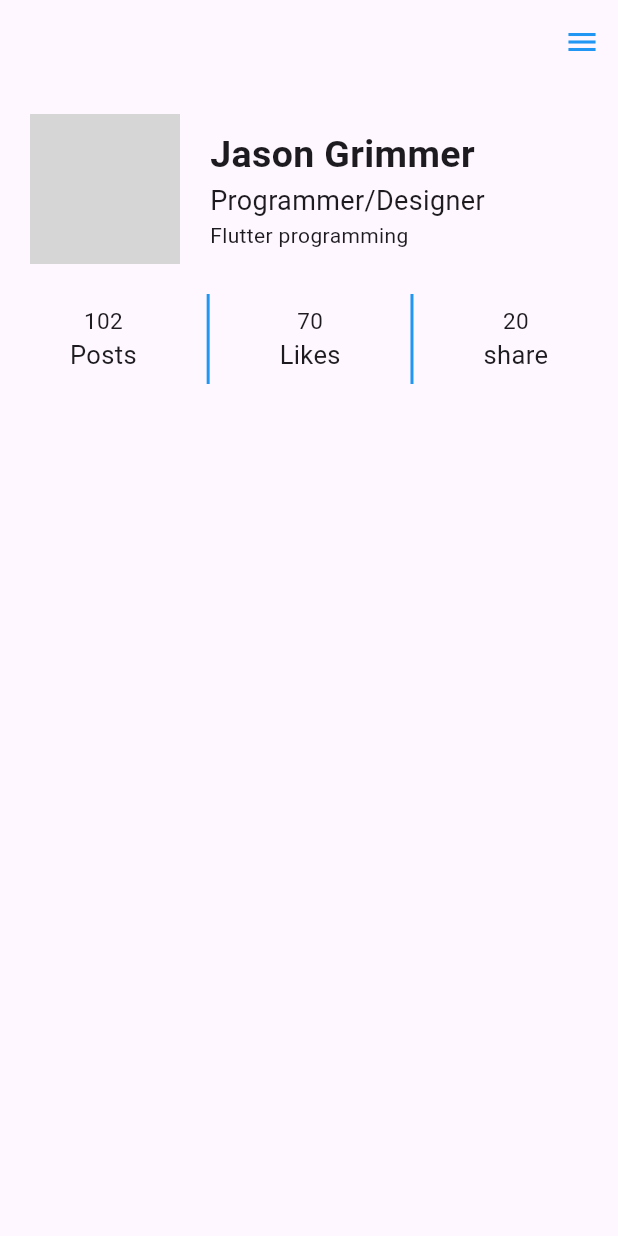
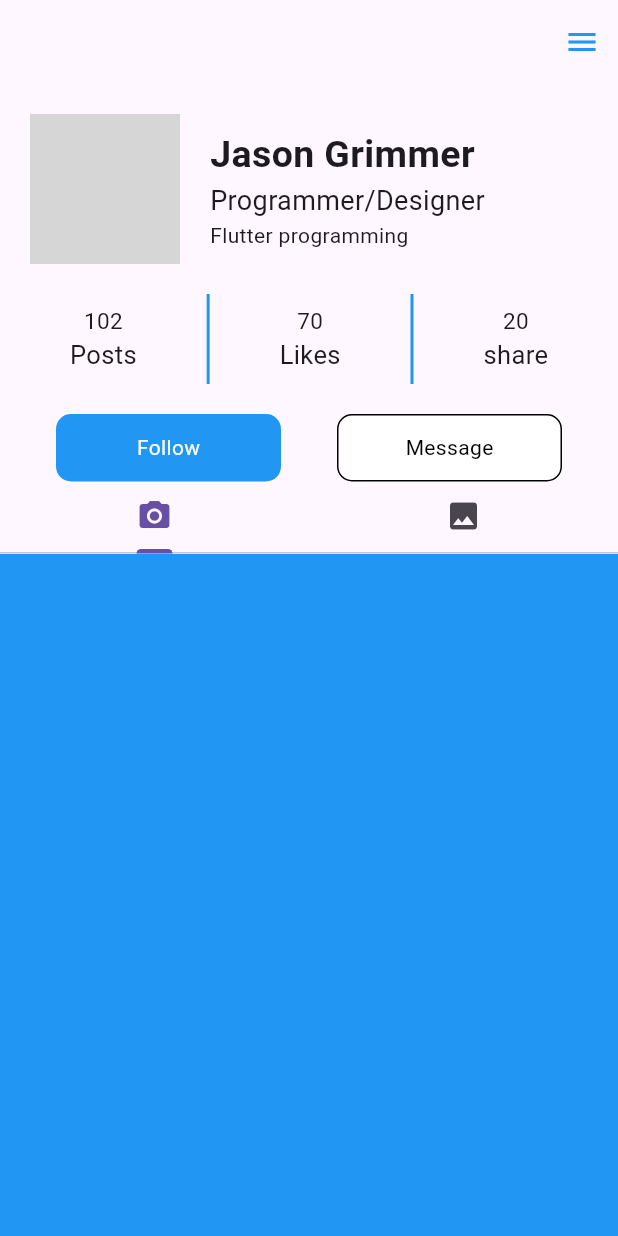
Before and after one commit to imlimge/Flutter-PJ-LKE, a Flutter app: the screen it shows after launch, on a phone screen of 412 x 824 dp. Run offline on Flutter 3.47's test engine with Material 3 defaults, Android fonts, the phone set to English and light mode, and no system bars; grey boxes are pictures that could not be loaded.

Commit message:
240104_1217

```diff
--- /dev/null
+++ b/app_03_profile/lib/components/profile_buttons.dart
@@ -0,0 +1,103 @@
+// 프로파일 버튼 클래스
+
+import 'package:flutter/material.dart';
+
+class ProfileButtons extends StatelessWidget {
+  const ProfileButtons({Key? key}): super(key: key);
+
+
+/*
+[ 축에 대한 정의 ]
+1. mainAxix : 진행방향축 (Row는 수평방향이 메인축 / Column은 수직방향이 메인축)
+2. crossAxis : 진행방향직각축 (Row는 수직방향이 크로스축 / Column은 수평방향이 크로스축)
+*/
+
+  // 앱 빌드 재정의
+  @override
+  Widget build(BuildContext context) {
+    // 버튼은 수평방향으로 진행하므로 Row()
+    return Row(
+      // Row는 수평방향이 메인축임(mainAxis)
+      mainAxisAlignment: MainAxisAlignment.spaceEvenly,
+      children: [
+        // 버튼위젯 메서드 호출
+        // Follow버튼: _buildFollowButton()
+        _buildFollowButton(),
+        // Message버튼: _buildMessageButton()
+        _buildMessageButton()
+      ],
+    );
+  }
+}
+
+
+/*
+  [ 플러터에서 버튼 만들기 4가지 방법 ]
+  1. TextButton 위젯 : 버튼자체 디자인 없고 기능만 있음
+  2. ElevatedButton 위젯 : 버튼 디자인 있음 (elevation 입체 효과)
+  3. OutlineButton 위젯 : 가장자리 테두리선만 있는 버튼
+  4. InkWell 위젯 : 모든 위젯을 버튼화할 수 있는 위젯
+      -> Container 위젯을 만들어서 이것을 버튼화하는 것이 일반적
+
+
+
+*/
+
+// Follow버튼 위젯 메서드
+Widget _buildFollowButton(){
+  // InkWell 위젯버튼
+  return InkWell(
+    // 버튼을 탭하는 경우 이벤트 체크하기 (on+이벤트 명:캐믈케이스)
+    // 이벤트 발생 시 실행코드는 익명함수로 표현
+    onTap: (){
+      //cmd창에 찍기는 print
+      debugPrint('Follow 탭 함');
+    },
+    // 버튼 디자인을 위한 컨테이너 위젯사용
+    child: Container(
+      // 내부정렬 center는 수평,수직 모두 중앙
+      alignment: Alignment.center,
+      width: 150,
+      height: 45,
+      // 박스 디자인 데코레이션 속성
+      decoration: BoxDecoration(
+      color: Colors.blue,
+      borderRadius: BorderRadius.circular(10),
+     ),
+      child: Text(
+        "Follow",
+        style: TextStyle(color: Colors.white),
+     ),
+    ),
+  );
+}
+
+// Message버튼 위젯 메서드
+Widget _buildMessageButton(){
+  // InkWell 위젯버튼
+  return InkWell(
+    onTap: (){
+    // cmd창에 찍기는 print
+    // 브라우저 창에서는 console창에 출력
+    // 실제 반영 소스에는 debugPrint()로 사용
+    debugPrint('Message 탭 함');
+    },
+    // 버튼 디자인을 위한 컨테이너 위젯사용
+    child: Container(
+      // 내부정렬 center는 수평,수직 모두 중앙
+      alignment: Alignment.center,
+      width: 150,
+      height: 45,
+      // 박스 디자인 데코레이션 속성
+      decoration: BoxDecoration(
+      color: Colors.white,
+      borderRadius: BorderRadius.circular(10),
+      border: Border.all(),
+     ),
+      child: Text(
+        "Message",
+        style: TextStyle(color: Colors.black),
+     ),
+    ),
+  );
+}
--- a/app_03_profile/lib/components/profile_drawer.dart
+++ b/app_03_profile/lib/components/profile_drawer.dart
@@ -16,7 +16,8 @@ class ProfileDrawer extends StatelessWidget {
       // 높이값 double.infinity는 높이 채우기
       height: double.infinity,
       // 박스 배경색
-      color: Colors.teal[200],
+      color: Colors.blue,
+
 
     );
   }
--- /dev/null
+++ b/app_03_profile/lib/components/profile_tab.dart
@@ -0,0 +1,107 @@
+// 프로파일 탭메뉴와 탭컨텐츠 구현 클래스
+
+// 동적인 컨텐츠 변경이 있는 위젯은
+// 상태위젯을 사용한다!!! -> stateful Widget
+// -> stf 축약어
+import 'package:flutter/material.dart';
+
+
+
+// 탭메뉴 구현 메인 클래스
+class ProfileTab extends StatefulWidget {
+  const ProfileTab({Key? key}):super(key: key);
+
+  // 기본적으로 상태관리를 해주는 메서드로 이를 생성함
+  // createState() 에 실제 구현코드를 리턴하는 클래스를 연결함
+  @override
+  State<ProfileTab> createState() => _ProfileTabState();
+} // ProfileTab 클래스 /////
+
+
+
+
+
+// 실제 탭메뉴 구현 코드를 리턴하는 클래스
+class _ProfileTabState extends State<ProfileTab> with
+SingleTickerProviderStateMixin{
+  // 다중상속으로 SingleTickerProviderStateMixin 클래스 상속
+  // -> 한 가지의 애니메이션을 변경 시 적용해주는 클래스
+  // -> 탭 메뉴 변경 시 컨텐츠를 슬라이딩 애니로 이동해서 보여줌
+  // 참고) 다중 애니메이션 정의 클래스는
+  // TickerProviderStateMixin 을 상속받는다
+
+  // 빙드 메서드 재정의
+  @override
+  Widget build(BuildContext context) {
+    // 컨텐츠 진행방향이 수직이므로 Colum() 사용
+    return Column(
+      children: [
+        // 1. 탭바 메뉴 : _buildTabBar()
+         _buildTabBar(),
+        // 2. 탭 컨텐츠 영역(확장영역 사용 - Expanded()) : _buildTabBarView()
+        Expanded(child:
+        _buildTabBarView(),
+        ),
+      ],
+    );
+  } /// build ///
+
+  // 탭메뉴를 탭하여 컨텐츠를 변경할 것이므로
+  // 탭컨트롤러가 필요함
+  TabController? _tabController;
+
+  // 기존 정의된 탭 컨트롤러를 초기화해야함
+  @override
+  void initState(){
+    // 1. 부모 클래스인 State()의 초기화 메서드를 호출함
+    super.initState();
+    // 2. 탭컨트롤로 변수에 탭컨트롤로 옵션을 설정하여 할당함
+    _tabController = TabController(length: 2, vsync: this);
+    // length 속성: 사용할 탭 개수
+    // ysync 속성: 탭변경 시 탭메뉴와 탭뷰를 연결하는 설정
+    // -> this 키워드로 현재 탭 자신을 등록함
+
+  } // initState 재정의 ///
+
+
+  // [1] 탭바 위젯 리턴 메서드 : _buildTabBar()
+  Widget _buildTabBar(){
+    // 탭바 위젯 리턴 /////
+    return TabBar(
+    // 반드시 컨트롤로를 연결해줘야함 **중요**
+    controller: _tabController,
+    // 탭바안에 탭이 2개
+      tabs: [
+      Tab(
+        icon: Icon(
+          Icons.photo_camera,
+
+        ),
+      ),
+      Tab(
+        icon: Icon(
+          Icons.photo,
+        ),
+      ),
+      ]
+    );
+    } ////_buildTabBar 메서드 ///
+
+
+  // [2] 탭바뷰 위젯 리턴 메서드 : _buildTabBarView()
+  Widget _buildTabBarView(){
+    // 탭바뷰 위젯 리턴
+    return TabBarView(
+    // 반드시 컨트롤로를 연결해줘야함 **중요**
+    controller: _tabController,
+      // 탭개수가 2개 이므로 2개의 탭바뷰를 구성
+      children:[
+        Container(color: Colors.blue,),
+        Container(color: Colors.yellow,),
+      ],
+    );
+
+  } ////_buildTabBarView 메서드 ///
+
+
+} // _ProfileTabState 클래스 ////
--- a/app_03_profile/lib/main.dart
+++ b/app_03_profile/lib/main.dart
@@ -7,7 +7,10 @@ import 'package:app_03_profile/components/profile_header.dart';
 import 'package:app_03_profile/components/profile_drawer.dart';
 // 프로파일 카운트 정보 : 컨텐츠 카운트 정보
 import 'package:app_03_profile/components/profile_count_info.dart';
-
+// 프로파일 버튼 불러오기
+import 'package:app_03_profile/components/profile_buttons.dart';
+// 프로파일 탭 불러오기
+import 'package:app_03_profile/components/profile_tab.dart';
 
 
 void main() {
@@ -53,11 +56,16 @@ class ProfilePage extends StatelessWidget {
     body: Column(
       children: [
         SizedBox(height: 20), // 위아래 간격
-        // 프로파일 헤더파트 : 인물 사진 및 소개
+        // 1. 프로파일 헤더파트 : 인물 사진 및 소개
         ProfileHeader(),
         SizedBox(height: 20), // 위아래 간격
-        // 프로파일 카운트 정보 : 컨텐츠 카운트 정보
+        // 2. 프로파일 카운트 정보 : 컨텐츠 카운트 정보
         ProfileCountInfo(),
+        SizedBox(height: 20), // 위아래 간격
+        // 3. 프로파일 버튼
+        ProfileButtons(),
+        // 4. 프로파일 탭영역 : 끝부분까지 확장함 -> Expanded() 사용
+        Expanded(child: ProfileTab()),
 
       ],),
     );
```
